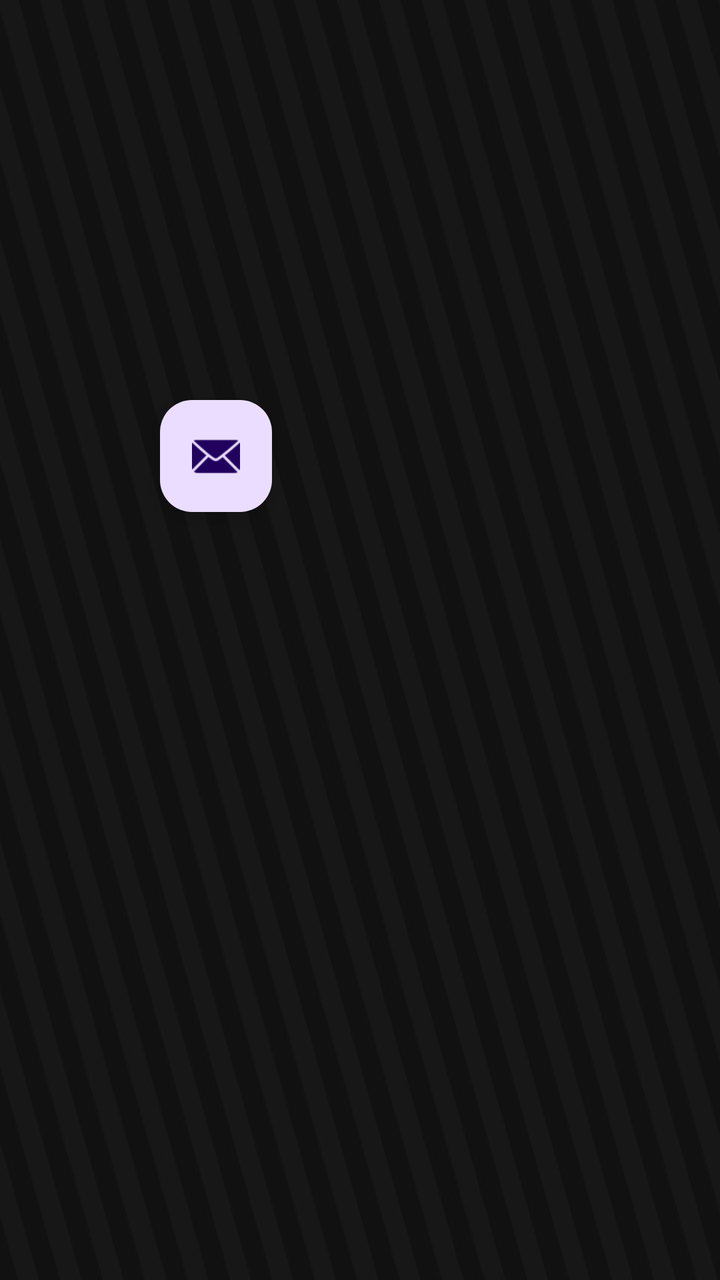
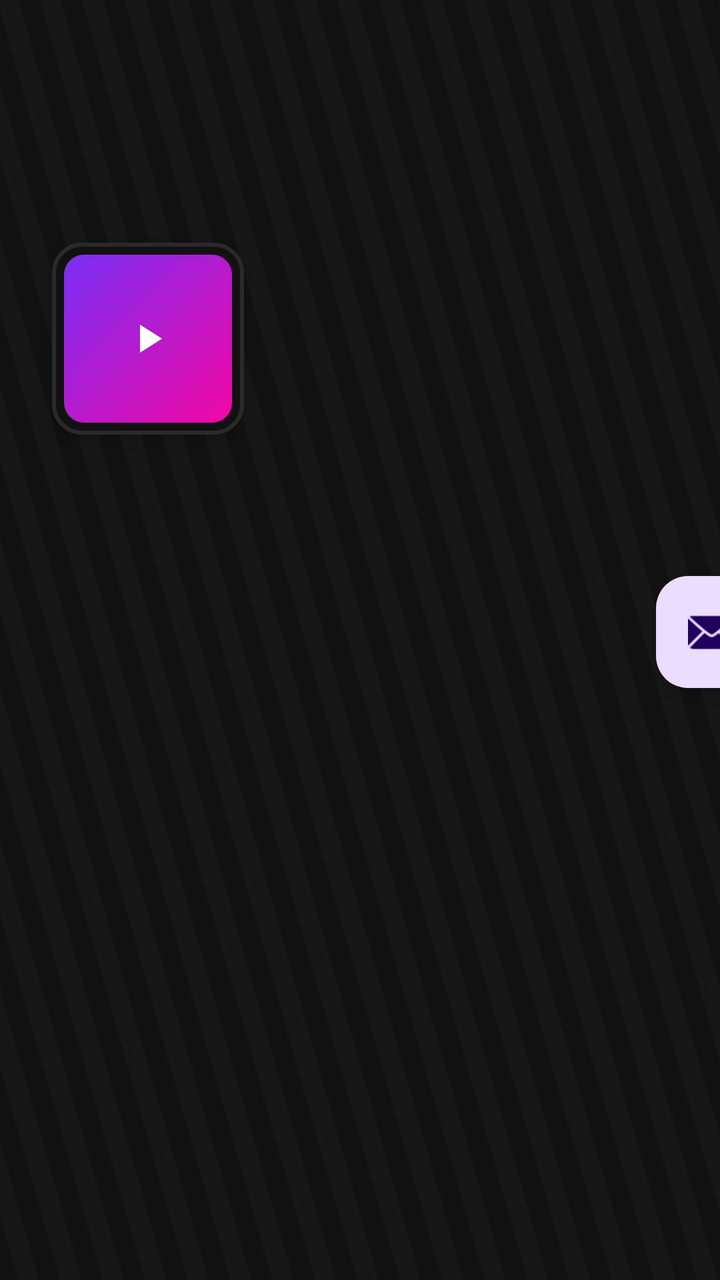

Before-and-after screenshots of an Android layout around one commit, followed by the original layout XML and the change that was made.
<!-- AndroidManifest.xml: activity theme Theme.EchoShowStreamdeck -->
<!-- res/layout/activity_main.xml -->
<?xml version="1.0" encoding="utf-8"?>
<androidx.constraintlayout.widget.ConstraintLayout xmlns:android="http://schemas.android.com/apk/res/android"
    xmlns:app="http://schemas.android.com/apk/res-auto"
    xmlns:tools="http://schemas.android.com/tools"
    android:id="@+id/main"
    android:layout_width="match_parent"
    android:layout_height="match_parent"
    android:fitsSystemWindows="true"
    tools:context=".MainActivity">

    <ImageView
        android:id="@+id/imageView"
        android:layout_width="match_parent"
        android:layout_height="match_parent"
        android:scaleType="fitXY"
        app:srcCompat="@drawable/deck_background" />

    <com.google.android.material.floatingactionbutton.FloatingActionButton
        android:id="@+id/fab"
        android:layout_width="wrap_content"
        android:layout_height="wrap_content"
        android:layout_marginStart="80dp"
        android:layout_marginBottom="384dp"
        app:layout_constraintBottom_toBottomOf="parent"
        app:layout_constraintStart_toStartOf="parent"
        app:srcCompat="@android:drawable/ic_dialog_email" />

    <com.google.android.material.appbar.AppBarLayout
        android:id="@+id/appBarLayout"
        android:layout_width="0dp"
        android:layout_height="wrap_content"
        android:fitsSystemWindows="true"
        app:layout_constraintBottom_toTopOf="parent"
        app:layout_constraintEnd_toEndOf="parent"
        app:layout_constraintStart_toStartOf="parent"
        app:layout_constraintTop_toTopOf="parent" />

    <include
        android:id="@+id/include"
        layout="@layout/content_main"
        android:layout_width="wrap_content"
        android:layout_height="wrap_content"
        app:layout_constraintBottom_toTopOf="parent"
        app:layout_constraintEnd_toStartOf="parent"
        app:layout_constraintStart_toStartOf="parent"
        app:layout_constraintTop_toTopOf="parent" />

</androidx.constraintlayout.widget.ConstraintLayout>
<!-- res/layout/content_main.xml (included above) -->
<?xml version="1.0" encoding="utf-8"?>
<androidx.constraintlayout.widget.ConstraintLayout xmlns:android="http://schemas.android.com/apk/res/android"
    xmlns:app="http://schemas.android.com/apk/res-auto"
    android:layout_width="match_parent"
    android:layout_height="match_parent"
    app:layout_behavior="@string/appbar_scrolling_view_behavior">

    <androidx.fragment.app.FragmentContainerView
        android:id="@+id/nav_host_fragment_content_main"
        android:name="androidx.navigation.fragment.NavHostFragment"
        android:layout_width="0dp"
        android:layout_height="0dp"
        app:defaultNavHost="true"
        app:layout_constraintBottom_toBottomOf="parent"
        app:layout_constraintEnd_toEndOf="parent"
        app:layout_constraintStart_toStartOf="parent"
        app:layout_constraintTop_toTopOf="parent"
        app:navGraph="@navigation/nav_graph" />
</androidx.constraintlayout.widget.ConstraintLayout>
<!-- resources referenced by this layout -->
<resources>
  <!-- drawable deck_background: jpeg bitmap (drawable, 34331 bytes) -->
  <style name="Theme.EchoShowStreamdeck" parent="Base.Theme.EchoShowStreamdeck" />
  <style name="Base.Theme.EchoShowStreamdeck" parent="Theme.Material3.DayNight.NoActionBar">
          
          
      </style>
</resources>

<!-- the commit's change to res/layout/activity_main.xml (unified diff, before → after) -->
@@ -15,12 +15,30 @@
         android:scaleType="fitXY"
         app:srcCompat="@drawable/deck_background" />
 
+    <ImageButton
+        android:id="@+id/key1"
+        android:layout_width="96dp"
+        android:layout_height="96dp"
+        android:background="@drawable/key_button"
+        android:contentDescription="Play"
+        android:elevation="6dp"
+        android:padding="26dp"
+        android:scaleType="centerInside"
+        android:src="@drawable/ic_play"
+        app:layout_constraintBottom_toBottomOf="parent"
+        app:layout_constraintEnd_toEndOf="parent"
+        app:layout_constraintHorizontal_bias="0.098"
+        app:layout_constraintStart_toStartOf="parent"
+        app:layout_constraintTop_toTopOf="parent"
+        app:layout_constraintVertical_bias="0.223"
+        app:tint="@android:color/white" />
+
     <com.google.android.material.floatingactionbutton.FloatingActionButton
         android:id="@+id/fab"
         android:layout_width="wrap_content"
         android:layout_height="wrap_content"
-        android:layout_marginStart="80dp"
-        android:layout_marginBottom="384dp"
+        android:layout_marginStart="328dp"
+        android:layout_marginBottom="296dp"
         app:layout_constraintBottom_toBottomOf="parent"
         app:layout_constraintStart_toStartOf="parent"
         app:srcCompat="@android:drawable/ic_dialog_email" />
<!-- resource entries referenced after the edit -->
@@ -1,6 +1,56 @@
 <!-- resources referenced by this layout -->
 <resources>
   <!-- drawable deck_background: jpeg bitmap (drawable, 34331 bytes) -->
+  <!-- drawable ic_play (drawable) -->
+  <vector xmlns:android="http://schemas.android.com/apk/res/android"
+      android:width="24dp"
+      android:height="24dp"
+      android:viewportWidth="24"
+      android:viewportHeight="24">
+      <path
+          android:fillColor="#FFFFFF"
+          android:pathData="M8,5v14l11,-7z" />
+  </vector>
+  <!-- drawable key_button (drawable) -->
+  <?xml version="1.0" encoding="utf-8"?>
+  <ripple xmlns:android="http://schemas.android.com/apk/res/android"
+      android:color="#55FFFFFF">
+  
+      <item>
+          <layer-list>
+              
+              <item>
+                  <shape android:shape="rectangle">
+                      <solid android:color="#111111" />
+                      <corners android:radius="14dp" />
+                      <stroke android:width="2dp" android:color="#2A2A2C" />
+                  </shape>
+              </item>
+              
+              <item
+                  android:left="6dp"
+                  android:top="6dp"
+                  android:right="6dp"
+                  android:bottom="6dp">
+                  <shape android:shape="rectangle">
+                      <gradient
+                          android:startColor="#7B2FF7"
+                          android:endColor="#F107A3"
+                          android:angle="315" />
+                      <corners android:radius="10dp" />
+                  </shape>
+              </item>
+          </layer-list>
+      </item>
+  
+      
+      <item android:id="@android:id/mask">
+          <shape android:shape="rectangle">
+              <solid android:color="#FFFFFF" />
+              <corners android:radius="14dp" />
+          </shape>
+      </item>
+  </ripple>
   <style name="Theme.EchoShowStreamdeck" parent="Base.Theme.EchoShowStreamdeck" />
   <style name="Base.Theme.EchoShowStreamdeck" parent="Theme.Material3.DayNight.NoActionBar">
           
